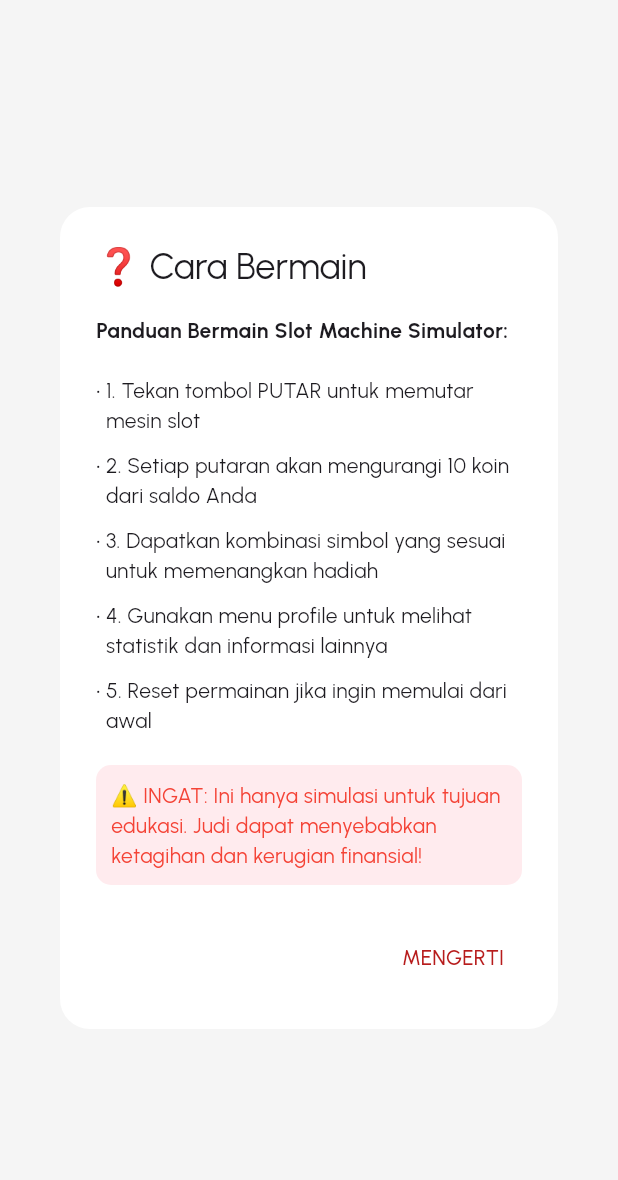
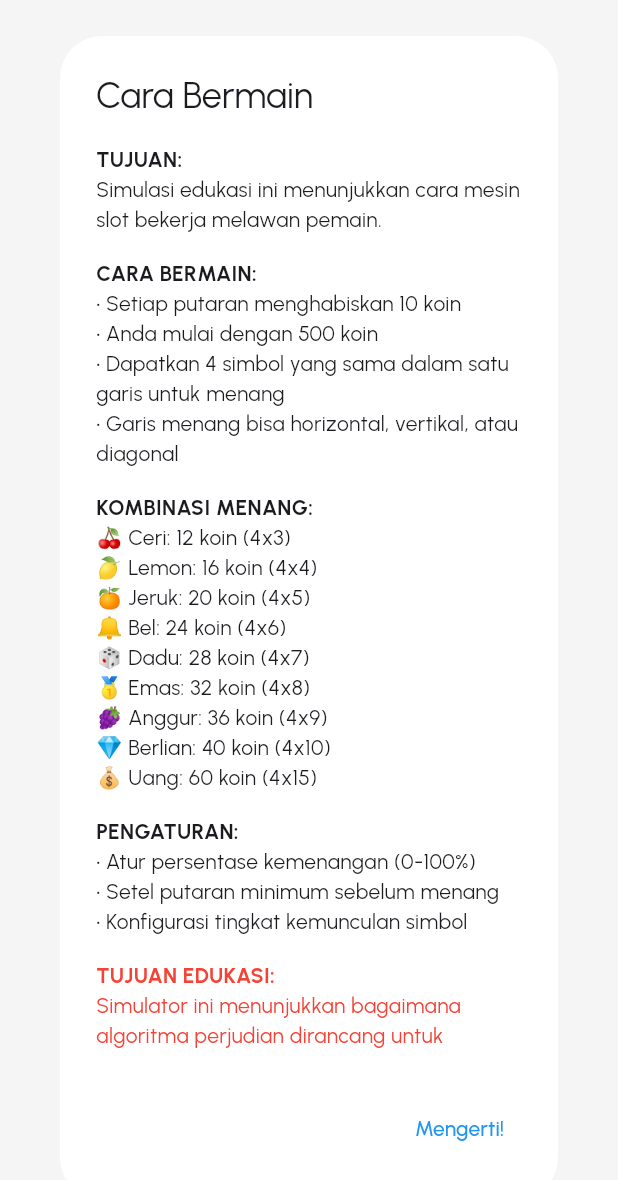
Before and after one commit to Fikri-rmd/skripsi_simulasi_gambling, a Flutter app: the HelpDialog widget shown alone on an empty page, opened directly, on a phone screen of 412 x 824 dp. Shown: the top 1180 px of the screen. Run offline on Flutter 3.47's test engine with Material 3 defaults, Android fonts, the phone set to English and light mode, and no system bars; our stand-ins replace cloud_firestore, firebase_auth, firebase_core, font_awesome_flutter, google_fonts, google_sign_in and 1 more; accounts and stored records are empty.

Commit message:
fix tampilan help

```diff
--- a/lib/dialogs/help_dialog.dart
+++ b/lib/dialogs/help_dialog.dart
@@ -6,33 +6,56 @@ class HelpDialog extends StatelessWidget {
   @override
   Widget build(BuildContext context) {
     return AlertDialog(
-      title: const Text('❓ Cara Bermain'),
-      content: SingleChildScrollView(
+      title: const Text('Cara Bermain'),
+      content: const SingleChildScrollView(
         child: Column(
           crossAxisAlignment: CrossAxisAlignment.start,
           children: [
-            const Text(
-              'Panduan Bermain Slot Machine Simulator:',
+            Text(
+              'TUJUAN:',
               style: TextStyle(fontWeight: FontWeight.bold),
             ),
-            const SizedBox(height: 15),
-            _buildHelpItem('1. Tekan tombol PUTAR untuk memutar mesin slot'),
-            _buildHelpItem('2. Setiap putaran akan mengurangi 10 koin dari saldo Anda'),
-            _buildHelpItem('3. Dapatkan kombinasi simbol yang sesuai untuk memenangkan hadiah'),
-            _buildHelpItem('4. Gunakan menu profile untuk melihat statistik dan informasi lainnya'),
-            _buildHelpItem('5. Reset permainan jika ingin memulai dari awal'),
-            const SizedBox(height: 15),
-            Container(
-              padding: const EdgeInsets.all(10),
-              decoration: BoxDecoration(
-                color: Colors.red.shade50,
-                borderRadius: BorderRadius.circular(10),
-              ),
-              child: const Text(
-                '⚠️ INGAT: Ini hanya simulasi untuk tujuan edukasi. '
-                'Judi dapat menyebabkan ketagihan dan kerugian finansial!',
-                style: TextStyle(color: Colors.red),
-              ),
+            Text('Simulasi edukasi ini menunjukkan cara mesin slot bekerja melawan pemain.'),
+            SizedBox(height: 16),
+            Text(
+              'CARA BERMAIN:',
+              style: TextStyle(fontWeight: FontWeight.bold),
+            ),
+            Text('• Setiap putaran menghabiskan 10 koin'),
+            Text('• Anda mulai dengan 500 koin'),
+            Text('• Dapatkan 4 simbol yang sama dalam satu garis untuk menang'),
+            Text('• Garis menang bisa horizontal, vertikal, atau diagonal'),
+            SizedBox(height: 16),
+            Text(
+              'KOMBINASI MENANG:',
+              style: TextStyle(fontWeight: FontWeight.bold),
+            ),
+            Text('🍒 Ceri: 12 koin (4x3)'),
+            Text('🍋 Lemon: 16 koin (4x4)'),
+            Text('🍊 Jeruk: 20 koin (4x5)'),
+            Text('🔔 Bel: 24 koin (4x6)'),
+            Text('🎲 Dadu: 28 koin (4x7)'),
+            Text('🥇 Emas: 32 koin (4x8)'),
+            Text('🍇 Anggur: 36 koin (4x9)'),
+            Text('💎 Berlian: 40 koin (4x10)'),
+            Text('💰 Uang: 60 koin (4x15)'),
+            SizedBox(height: 16),
+            Text(
+              'PENGATURAN:',
+              style: TextStyle(fontWeight: FontWeight.bold),
+            ),
+            Text('• Atur persentase kemenangan (0-100%)'),
+            Text('• Setel putaran minimum sebelum menang'),
+            Text('• Konfigurasi tingkat kemunculan simbol'),
+            SizedBox(height: 16),
+            Text(
+              'TUJUAN EDUKASI:',
+              style: TextStyle(fontWeight: FontWeight.bold, color: Colors.red),
+            ),
+            Text(
+              'Simulator ini menunjukkan bagaimana algoritma perjudian dirancang untuk menguntungkan rumah. '
+              'Dalam perjudian nyata, Anda tidak bisa mengontrol pengaturan ini dan rumah selalu menang dalam jangka panjang.',
+              style: TextStyle(color: Colors.red),
             ),
           ],
         ),
@@ -40,25 +63,9 @@ class HelpDialog extends StatelessWidget {
       actions: [
         TextButton(
           onPressed: () => Navigator.pop(context),
-          child: Text('MENGERTI', style: TextStyle(color: Colors.red.shade900)),
+          child: const Text('Mengerti!'),
         ),
       ],
-      shape: RoundedRectangleBorder(
-        borderRadius: BorderRadius.circular(20),
-      ),
-    );
-  }
-
-  Widget _buildHelpItem(String text) {
-    return Padding(
-      padding: const EdgeInsets.symmetric(vertical: 5),
-      child: Row(
-        crossAxisAlignment: CrossAxisAlignment.start,
-        children: [
-          const Text('• '),
-          Expanded(child: Text(text)),
-        ],
-      ),
     );
   }
 }
```
